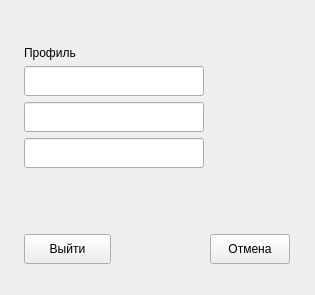
Old version of the form MDKP/profilewindow.ui in the repository MiFit1/OSOGO.
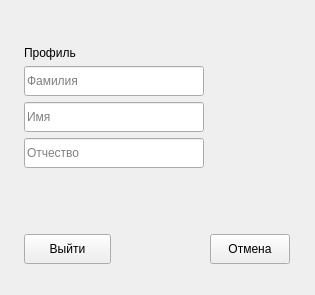
New version of the form.

What changed in the file:
```diff
--- a/MDKP/profilewindow.ui
+++ b/MDKP/profilewindow.ui
@@ -50,6 +50,12 @@
          <height>30</height>
         </size>
        </property>
+       <property name="text">
+        <string/>
+       </property>
+       <property name="placeholderText">
+        <string>Имя</string>
+       </property>
       </widget>
      </item>
      <item row="4" column="1" colspan="2">
@@ -60,6 +66,9 @@
          <height>30</height>
         </size>
        </property>
+       <property name="placeholderText">
+        <string>Отчество</string>
+       </property>
       </widget>
      </item>
      <item row="5" column="1">
@@ -135,6 +144,9 @@
          <height>30</height>
         </size>
        </property>
+       <property name="placeholderText">
+        <string>Фамилия</string>
+       </property>
       </widget>
      </item>
      <item row="6" column="1">
```
Left out of the diff: 6 changed lines with no effect on the pictures.
